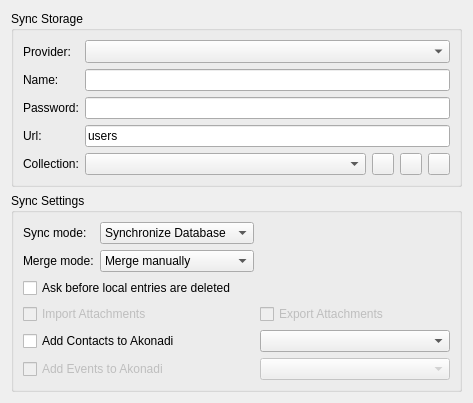
Before: the Qt Designer form src/onlinestorage/providersettings.ui in KDE/conquirere, drawn with Qt 5.
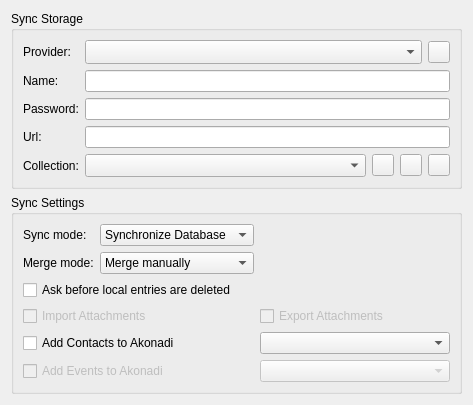
After: the same form once the commit is applied. Custom widgets are drawn as their Qt base class.

```diff
--- a/src/onlinestorage/providersettings.ui
+++ b/src/onlinestorage/providersettings.ui
@@ -7,7 +7,7 @@
     <x>0</x>
     <y>0</y>
     <width>473</width>
-    <height>403</height>
+    <height>405</height>
    </rect>
   </property>
   <property name="windowTitle">
@@ -20,9 +20,6 @@
       <string>Sync Storage</string>
      </property>
      <layout class="QFormLayout" name="formLayout">
-      <property name="fieldGrowthPolicy">
-       <enum>QFormLayout::ExpandingFieldsGrow</enum>
-      </property>
       <item row="0" column="0">
        <widget class="QLabel" name="label">
         <property name="text">
@@ -34,6 +31,8 @@
        </widget>
       </item>
       <item row="0" column="1">
+       <layout class="QHBoxLayout" name="horizontalLayout">
+        <item>
        <widget class="KComboBox" name="providerSelection">
         <property name="sizePolicy">
          <sizepolicy hsizetype="MinimumExpanding" vsizetype="MinimumExpanding">
@@ -43,6 +42,39 @@
         </property>
        </widget>
       </item>
+        <item>
+         <widget class="QPushButton" name="helpButton">
+          <property name="sizePolicy">
+           <sizepolicy hsizetype="Fixed" vsizetype="Fixed">
+            <horstretch>0</horstretch>
+            <verstretch>0</verstretch>
+           </sizepolicy>
+          </property>
+          <property name="minimumSize">
+           <size>
+            <width>22</width>
+            <height>22</height>
+           </size>
+          </property>
+          <property name="maximumSize">
+           <size>
+            <width>22</width>
+            <height>22</height>
+           </size>
+          </property>
+          <property name="text">
+           <string/>
+          </property>
+          <property name="iconSize">
+           <size>
+            <width>22</width>
+            <height>22</height>
+           </size>
+          </property>
+         </widget>
+        </item>
+       </layout>
+      </item>
       <item row="1" column="0">
        <widget class="QLabel" name="label_2">
         <property name="text">
@@ -85,7 +117,7 @@
          <string>The url to query. For zotero enter either &quot;users&quot; or &quot;groups&quot;</string>
         </property>
         <property name="text">
-         <string>users</string>
+         <string/>
         </property>
        </widget>
       </item>
```
Left out of the diff: 2 changed lines with no effect on the pictures. Lines whose indentation alone changed are shown as unchanged.
